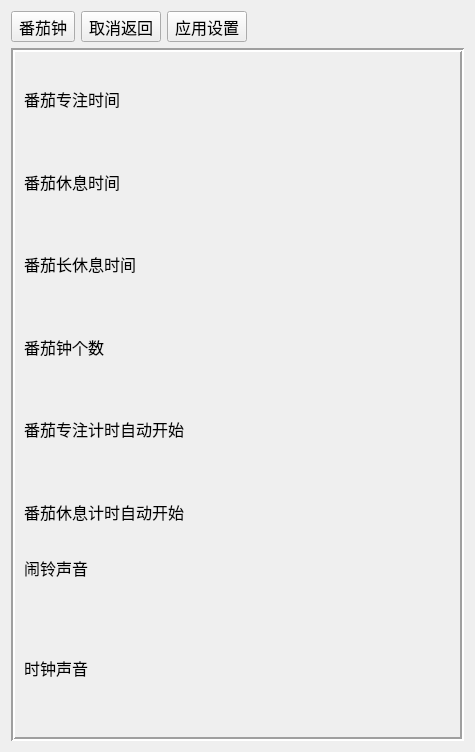
This is Scenes/mainscene.ui in lin-gu/Pomofocus as Qt 5 draws it before an edit. The edited form follows.
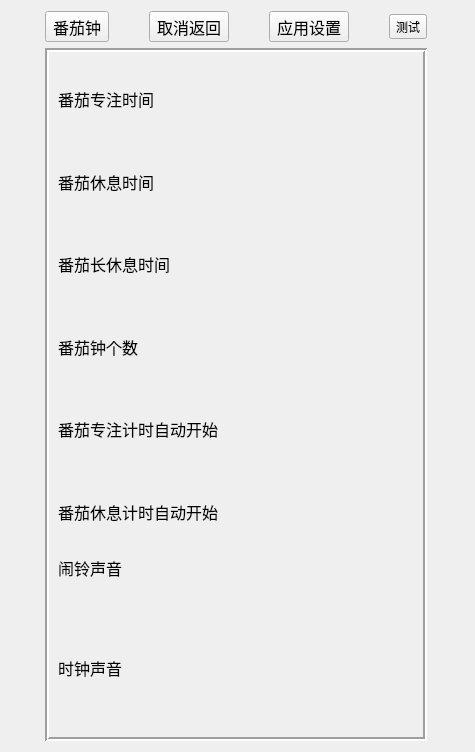
This is the edited form. Icons and pictures are not drawn. Custom widgets are drawn as their Qt base class.

The edit to the form file:
```diff
--- a/Scenes/mainscene.ui
+++ b/Scenes/mainscene.ui
@@ -469,6 +469,13 @@
      </widget>
     </widget>
    </item>
+   <item row="0" column="3">
+    <widget class="QToolButton" name="tool_btn_test">
+     <property name="text">
+      <string>测试</string>
+     </property>
+    </widget>
+   </item>
   </layout>
  </widget>
  <customwidgets>
```
